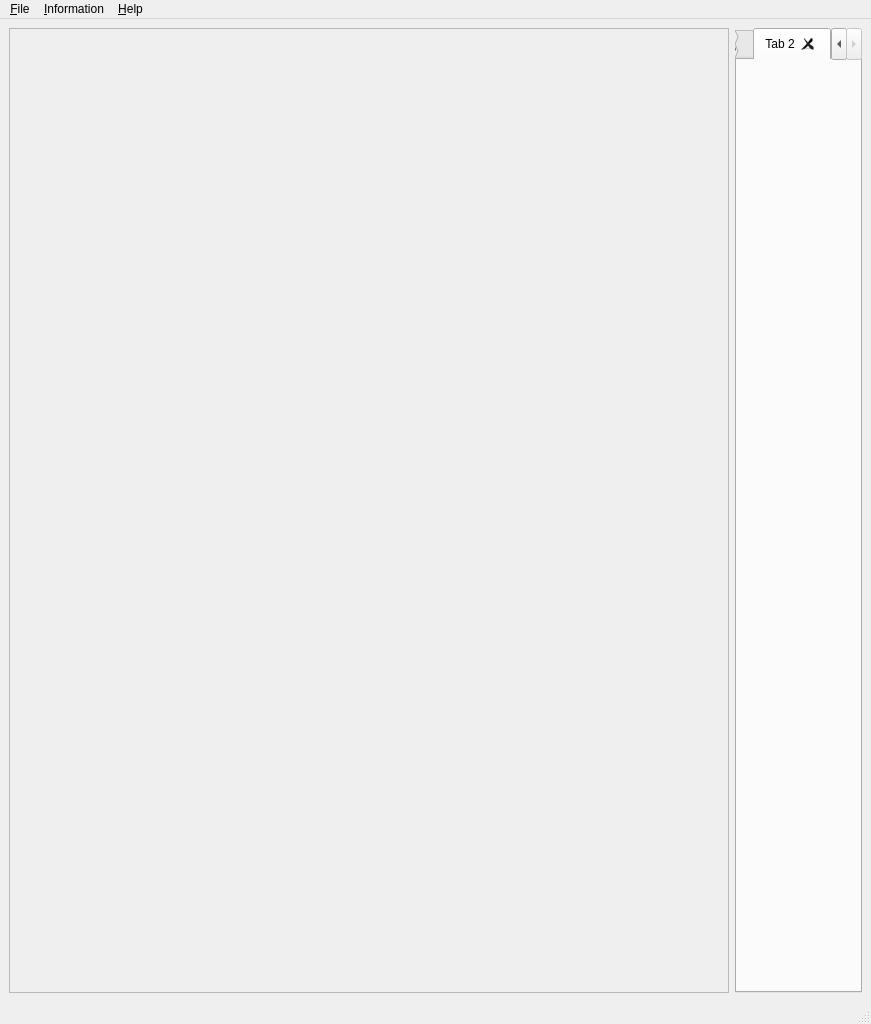
This is iintgui/ui/iintMain.ui in syncope/iint-gui as Qt 5 draws it before an edit. The edited form follows.
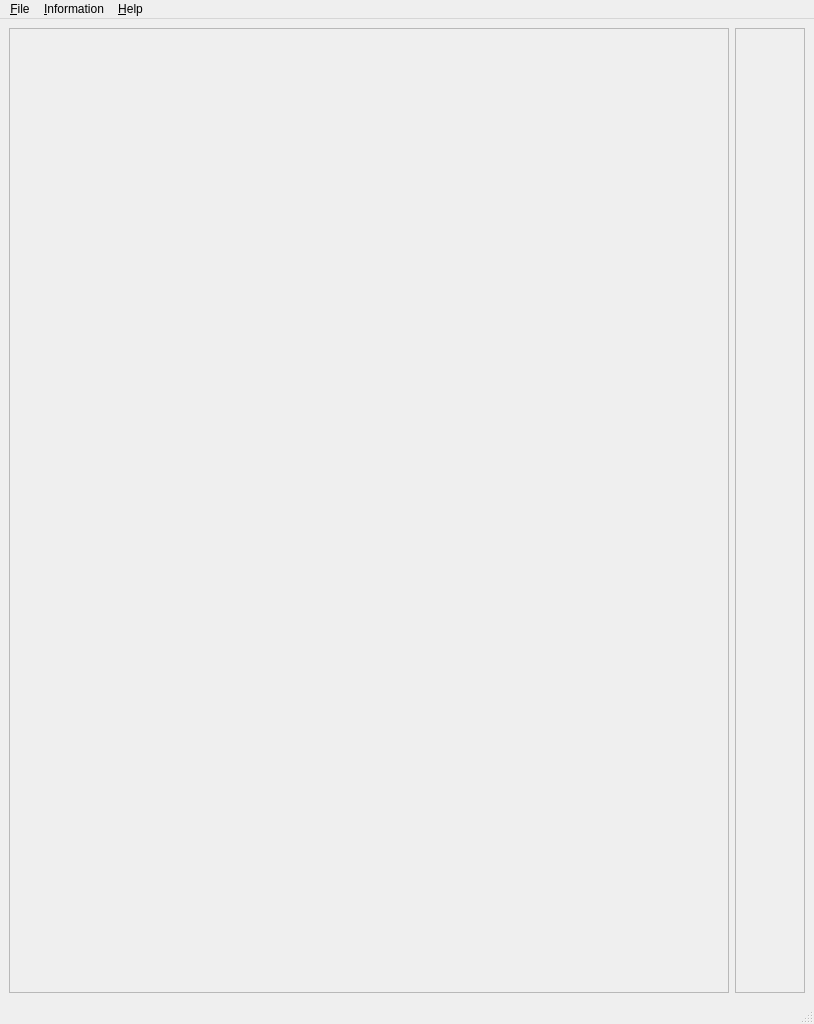
This is the edited form.

Commit message: + also added scrollbars for the image display part -- makes usage a bit more inconvenient... unclear how to proceed

Patch:
```diff
--- a/iintgui/ui/iintMain.ui
+++ b/iintgui/ui/iintMain.ui
@@ -15,41 +15,6 @@
   </property>
   <widget class="QWidget" name="centralwidget">
    <layout class="QGridLayout" name="gridLayout">
-    <item row="0" column="1">
-     <widget class="QTabWidget" name="imageTabs">
-      <property name="sizePolicy">
-       <sizepolicy hsizetype="Preferred" vsizetype="Expanding">
-        <horstretch>5</horstretch>
-        <verstretch>0</verstretch>
-       </sizepolicy>
-      </property>
-      <property name="tabShape">
-       <enum>QTabWidget::Rounded</enum>
-      </property>
-      <property name="currentIndex">
-       <number>1</number>
-      </property>
-      <property name="documentMode">
-       <bool>false</bool>
-      </property>
-      <property name="tabsClosable">
-       <bool>true</bool>
-      </property>
-      <property name="movable">
-       <bool>true</bool>
-      </property>
-      <widget class="QWidget" name="tab">
-       <attribute name="title">
-        <string>Tab 1</string>
-       </attribute>
-      </widget>
-      <widget class="QWidget" name="tab_2">
-       <attribute name="title">
-        <string>Tab 2</string>
-       </attribute>
-      </widget>
-     </widget>
-    </item>
     <item row="0" column="0">
      <layout class="QHBoxLayout" name="horizontalLayout">
       <property name="sizeConstraint">
@@ -86,6 +51,23 @@
       </item>
      </layout>
     </item>
+    <item row="0" column="1">
+     <widget class="QScrollArea" name="scrollArea2">
+      <property name="widgetResizable">
+       <bool>true</bool>
+      </property>
+      <widget class="QWidget" name="scrollAreaWidgetContents">
+       <property name="geometry">
+        <rect>
+         <x>0</x>
+         <y>0</y>
+         <width>82</width>
+         <height>955</height>
+        </rect>
+       </property>
+      </widget>
+     </widget>
+    </item>
    </layout>
   </widget>
   <widget class="QMenuBar" name="menubar">
```
The commit also changes 1 other file.
